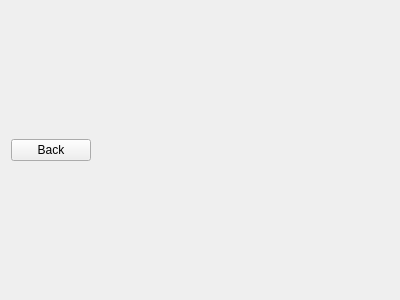
amelie-ort/Apexe, file sources/bank_page/BankPage.ui: the form before one commit.
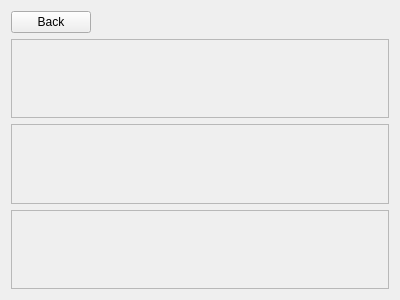
The form after the commit.

Commit message: let's make the bank prettier

What changed in the file:
```diff
--- a/sources/bank_page/BankPage.ui
+++ b/sources/bank_page/BankPage.ui
@@ -39,13 +39,34 @@
     </layout>
    </item>
    <item>
+    <widget class="QScrollArea" name="scrollAreaUnprocessTransaction">
+     <property name="widgetResizable">
+      <bool>true</bool>
+     </property>
+     <widget class="QWidget" name="scrollAreaWidgetUnprocessTransaction">
     <layout class="QHBoxLayout" name="unprocessTransaction"/>
+     </widget>
+    </widget>
    </item>
    <item>
+    <widget class="QScrollArea" name="scrollAreaActiveTransaction">
+     <property name="widgetResizable">
+      <bool>true</bool>
+     </property>
+     <widget class="QWidget" name="scrollAreaWidgetActiveTransaction">
     <layout class="QHBoxLayout" name="activeTransaction"/>
+     </widget>
+    </widget>
    </item>
    <item>
+    <widget class="QScrollArea" name="scrollAreaTransactionProcessed">
+     <property name="widgetResizable">
+      <bool>true</bool>
+     </property>
+     <widget class="QWidget" name="scrollAreaWidgetTransactionProcessed">
     <layout class="QHBoxLayout" name="transactionProcessed"/>
+     </widget>
+    </widget>
    </item>
   </layout>
  </widget>
```
Left out of the diff: 2 changed lines with no effect on the pictures. Lines whose indentation alone changed are shown as unchanged. The commit also changes 5 other files.
